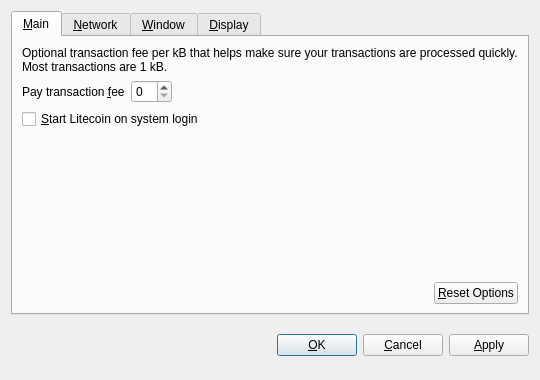
Before: the Qt Designer form src/qt/forms/optionsdialog.ui in marscoin/marscoin, drawn with Qt 5.
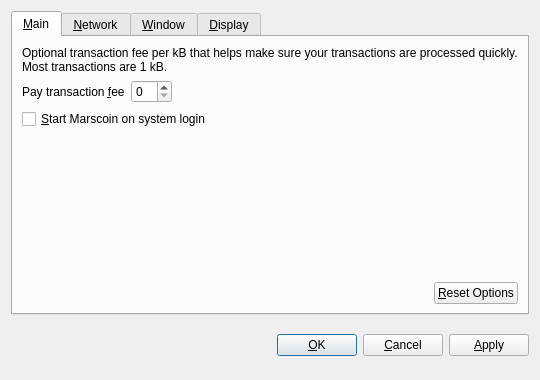
After: the same form once the commit is applied. Custom widgets are drawn as their Qt base class.

Commit message: s/lite,bit/marscoin

What changed in the file:
```diff
--- a/src/qt/forms/optionsdialog.ui
+++ b/src/qt/forms/optionsdialog.ui
@@ -82,7 +82,7 @@
           <string>Automatically start Litecoin after logging in to the system.</string>
          </property>
          <property name="text">
-          <string>&amp;Start Litecoin on system login</string>
+          <string>&amp;Start Marscoin on system login</string>
          </property>
         </widget>
        </item>
```
Left out of the diff: 18 changed lines with no effect on the pictures. The commit also changes 290 other files.
